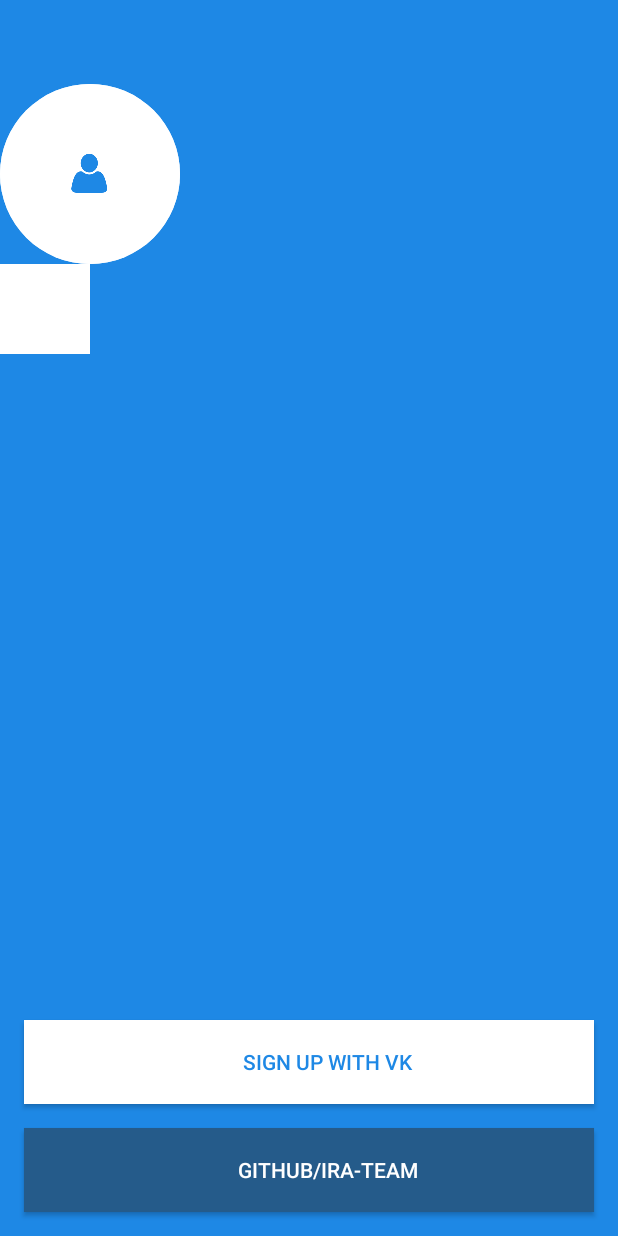
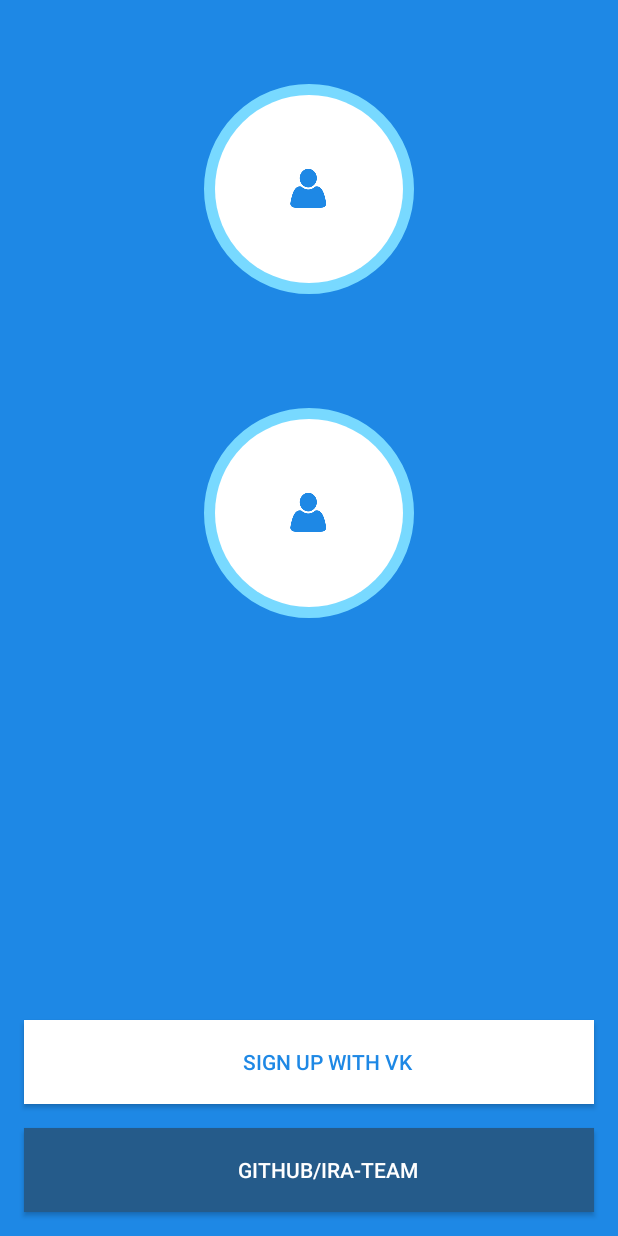
Before and after one commit to IRA-Team/SixHandshakes, an Android app: the screen it shows after launch (MainActivity), on a phone screen of 412 x 824 dp. Run offline under Robolectric (Android 15) with nearby library versions, the phone set to English and light mode, and no system bars; libraries missing offline, so code that uses them is left out: com.nostra13.universalimageloader, com.vk.sdk; 4 statements that could not run were skipped.

Commit message:
Added progressbar

```diff
--- a/app/src/main/java/com/irateam/sixhandshakes/activity/MainActivity.java
+++ b/app/src/main/java/com/irateam/sixhandshakes/activity/MainActivity.java
@@ -18,7 +18,12 @@ import com.vk.sdk.VKAccessToken;
 import com.vk.sdk.VKCallback;
 import com.vk.sdk.VKScope;
 import com.vk.sdk.VKSdk;
+import com.vk.sdk.api.VKApi;
+import com.vk.sdk.api.VKApiConst;
 import com.vk.sdk.api.VKError;
+import com.vk.sdk.api.VKParameters;
+import com.vk.sdk.api.VKRequest;
+import com.vk.sdk.api.VKResponse;
 
 public class MainActivity extends AppCompatActivity implements ServiceConnection {
 
@@ -82,6 +87,13 @@ public class MainActivity extends AppCompatActivity implements ServiceConnection
 
                 startService(new Intent(MainActivity.this, RequestService.class));
                 bindService(new Intent(MainActivity.this, RequestService.class), MainActivity.this, 0);
+
+                VKApi.users().get(VKParameters.from(VKApiConst.FIELDS, "photo_400")).executeSyncWithListener(new VKRequest.VKRequestListener() {
+                    @Override
+                    public void onComplete(VKResponse response) {
+
+                    }
+                });
             }
 
             @Override
--- a/app/src/main/res/drawable/stroke.xml
+++ b/app/src/main/res/drawable/stroke.xml
@@ -2,6 +2,6 @@
 <shape xmlns:android="http://schemas.android.com/apk/res/android"
     android:shape="oval">
     <stroke
-        android:width="1dp"
+        android:width="8dp"
         android:color="#78d9ff"/>
 </shape>
--- a/app/src/main/res/layout/activity_main.xml
+++ b/app/src/main/res/layout/activity_main.xml
@@ -7,32 +7,51 @@
     tools:context=".activity.MainActivity">
 
     <FrameLayout
+        android:id="@+id/self"
         android:layout_width="wrap_content"
         android:layout_height="wrap_content"
-        android:id="@+id/self">
+        android:layout_centerHorizontal="true"
+        android:layout_marginBottom="16dp">
+
+        <View
+            android:layout_width="140dp"
+            android:layout_height="140dp"
+            android:background="@drawable/stroke" />
 
         <include
             layout="@layout/profile"
             android:layout_width="wrap_content"
-            android:layout_height="wrap_content" />
+            android:layout_height="wrap_content"
+            android:layout_marginLeft="7dp"
+            android:layout_marginTop="7dp" />
     </FrameLayout>
 
     <com.irateam.sixhandshakes.ui.LoadingStub
         android:id="@+id/loading_stub"
         android:layout_width="wrap_content"
         android:layout_height="wrap_content"
-        android:layout_below="@id/self" />
+        android:layout_below="@id/self"
+        android:layout_centerHorizontal="true"
+        android:layout_marginBottom="4dp" />
 
     <FrameLayout
         android:layout_width="wrap_content"
-        android:layout_height="wrap_content">
+        android:layout_height="wrap_content"
+        android:layout_below="@id/loading_stub"
+        android:layout_centerHorizontal="true">
+
+        <View
+            android:layout_width="140dp"
+            android:layout_height="140dp"
+            android:background="@drawable/stroke" />
 
         <include
             android:id="@+id/target"
             layout="@layout/profile"
             android:layout_width="wrap_content"
             android:layout_height="wrap_content"
-            android:layout_below="@id/loading_stub" />
+            android:layout_marginLeft="7dp"
+            android:layout_marginTop="7dp" />
     </FrameLayout>
 
     <Button
--- a/app/src/main/res/layout/layout_loading.xml
+++ b/app/src/main/res/layout/layout_loading.xml
@@ -1,13 +1,12 @@
 <?xml version="1.0" encoding="utf-8"?>
 <FrameLayout xmlns:android="http://schemas.android.com/apk/res/android"
     android:layout_width="match_parent"
-    android:layout_height="match_parent"
-    android:background="@android:color/white">
+    android:layout_height="match_parent">
 
     <com.irateam.sixhandshakes.ui.CustomProgressBar
         android:id="@+id/progress_bar"
-        android:layout_width="60dp"
-        android:layout_height="60dp"
+        android:layout_width="12dp"
+        android:layout_height="56dp"
         android:layout_gravity="center" />
 
 </FrameLayout>
--- a/app/src/main/res/layout/profile.xml
+++ b/app/src/main/res/layout/profile.xml
@@ -4,8 +4,8 @@
     android:layout_height="match_parent">
 
     <View
-        android:layout_width="120dp"
-        android:layout_height="120dp"
+        android:layout_width="125dp"
+        android:layout_height="125dp"
         android:layout_gravity="center_horizontal"
         android:background="@drawable/circle_white"/>
 
```
